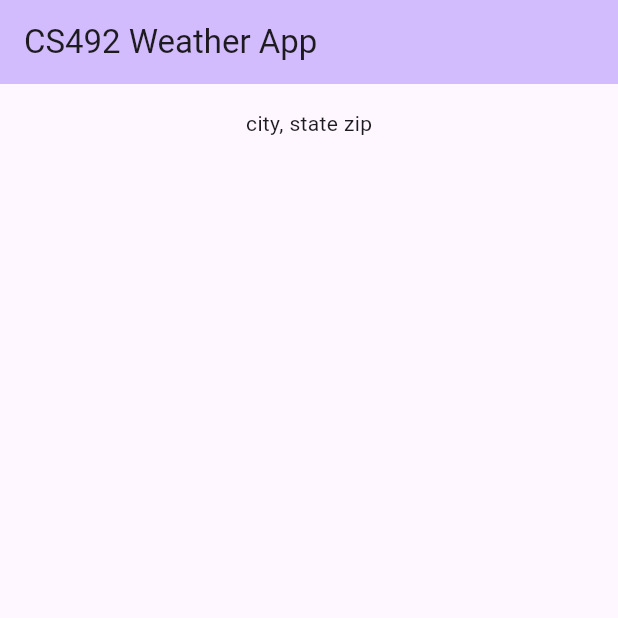
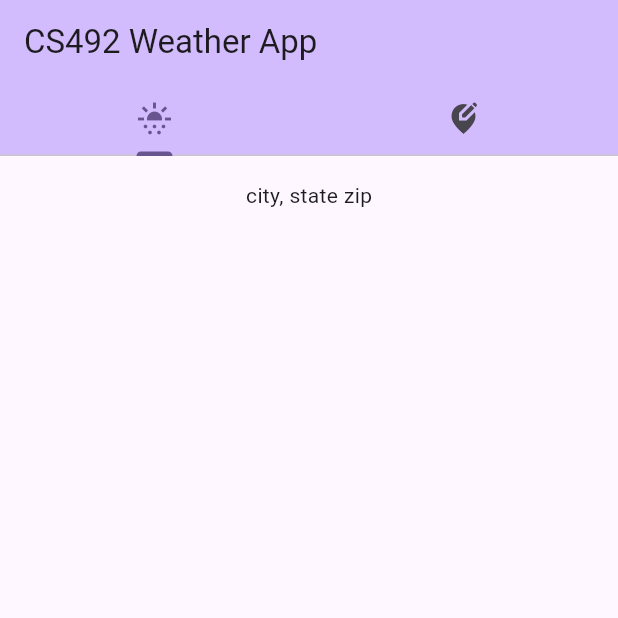
Before and after one commit to xander1111/cs492-weather-app, a Flutter app: the screen it shows after launch, on a phone screen of 412 x 824 dp, the top half of it. Run offline on Flutter 3.47's test engine with Material 3 defaults, Android fonts, the phone set to English and light mode, and no system bars; our stand-ins replace flutter_svg, geocoding, geolocator.

Commit message:
added 5-2

```diff
--- a/lib/main.dart
+++ b/lib/main.dart
@@ -146,7 +146,10 @@ class _MyHomePageState extends State<MyHomePage> {
     // The Flutter framework has been optimized to make rerunning build methods
     // fast, so that you can just rebuild anything that needs updating rather
     // than having to individually change instances of widgets.
-    return Scaffold(
+    return DefaultTabController(
+      length: 2,
+      initialIndex: 0,
+      child: Scaffold(
         appBar: AppBar(
           // TRY THIS: Try changing the color here to a specific color (to
           // Colors.amber, perhaps?) and trigger a hot reload to see the AppBar
@@ -155,18 +158,77 @@ class _MyHomePageState extends State<MyHomePage> {
           // Here we take the value from the MyHomePage object that was created by
           // the App.build method, and use it to set our appbar title.
           title: Text(widget.title),
+          bottom: TabBar(
+            tabs: [
+              Tab(icon: Icon(Icons.sunny_snowing)),
+              Tab(icon: Icon(Icons.edit_location_alt))
+            ]
+          )
         ),
-      body:Padding(
+        body:TabBarView(
+          children: [ForecastTabWidget(
+            location: _location,
+            activeForecast: _activeForecast,
+            dailyForecasts: _dailyForecasts,
+            filteredForecastsHourly: _filteredForecastsHourly,
+            setActiveForecast: setActiveForecast,
+            setActiveHourlyForecast: setActiveHourlyForecast),
+          LocationTabWidget()]
+        ),
+      ),
+    );
+  }
+}
+
+// TODO: Add a button to this widget that sets the active location to the phone's GPS location
+// TODO: Add 3 text fields for city state zip and a submit button that sets the location based on the user's entries
+class LocationTabWidget extends StatelessWidget {
+  const LocationTabWidget({
+    super.key,
+  });
+
+  @override
+  Widget build(BuildContext context) {
+    return Text("PLACEHOLDER!!!!!");
+  }
+}
+
+class ForecastTabWidget extends StatelessWidget {
+  const ForecastTabWidget({
+    super.key,
+    required location.Location? location,
+    required forecast.Forecast? activeForecast,
+    required List<forecast.Forecast> dailyForecasts,
+    required List<forecast.Forecast> filteredForecastsHourly,
+    required Function setActiveForecast,
+    required Function setActiveHourlyForecast
+
+  }) : _location = location,
+      _activeForecast = activeForecast,
+      _dailyForecasts = dailyForecasts,
+      _filteredForecastsHourly = filteredForecastsHourly,
+      _setActiveForecast = setActiveForecast,
+      _setActiveHourlyForecast = setActiveHourlyForecast;
+
+  final location.Location? _location;
+  final forecast.Forecast? _activeForecast;
+  final List<forecast.Forecast> _dailyForecasts;
+  final List<forecast.Forecast> _filteredForecastsHourly;
+  final Function _setActiveForecast;
+  final Function _setActiveHourlyForecast;
+
+  @override
+  Widget build(BuildContext context) {
+    return Padding(
     padding: const EdgeInsets.all(16.0),
     child: Center(
         child: Column(
           children: [
             LocationWidget(location: _location),
             _activeForecast != null ? ForecastWidget(forecast: _activeForecast!) : Text(""),
-              _dailyForecasts.isNotEmpty ? ForecastSummariesWidget(forecasts: _dailyForecasts, setActiveForecast: setActiveForecast) : Text(""),
-              _filteredForecastsHourly.isNotEmpty ? ForecastSummariesWidget(forecasts: _filteredForecastsHourly, setActiveForecast: setActiveHourlyForecast) : Text("")
+            _dailyForecasts.isNotEmpty ? ForecastSummariesWidget(forecasts: _dailyForecasts, setActiveForecast: _setActiveForecast) : Text(""),
+            _filteredForecastsHourly.isNotEmpty ? ForecastSummariesWidget(forecasts: _filteredForecastsHourly, setActiveForecast: _setActiveHourlyForecast) : Text("")
           ],
-          ),
         ),
       ),
     );
```
Lines whose indentation alone changed are shown as unchanged.
